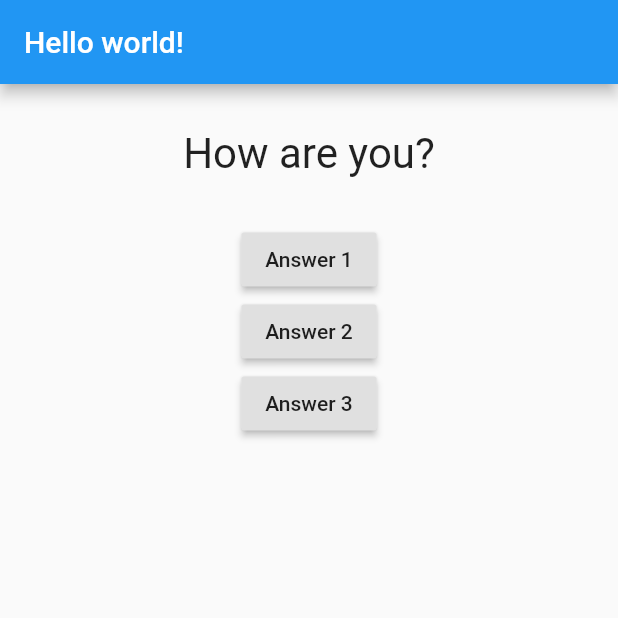
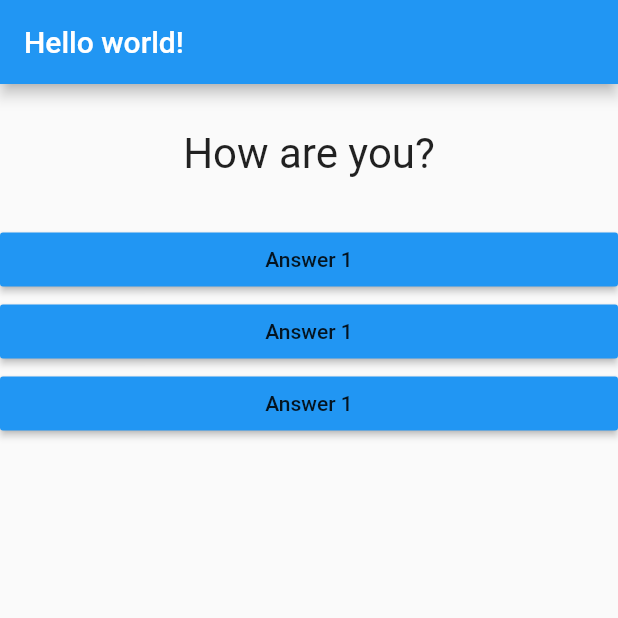
Before and after one commit to Ismail-Ai404/flutter_complete_guide, a Flutter app: the screen it shows after launch, on a phone screen of 412 x 824 dp, the top half of it. Run offline on Flutter 3.47's test engine with Material 2 defaults, Android fonts, the phone set to English and light mode, and no system bars.

Commit message:
Add answer class in main

```diff
--- a/lib/main.dart
+++ b/lib/main.dart
@@ -1,6 +1,7 @@
 import 'package:flutter/material.dart';
 
 import 'question.dart';
+import 'answer.dart';
 
 // !!void main() {
 //   runApp(MyApp());
@@ -38,21 +39,9 @@ class _MyAppState extends State<MyApp> {
         body: Column(
           children: [
             Question(questions[questionIndex]),
-            RaisedButton(
-              child: Text('Answer 1'),
-              onPressed: _answerChosen,
-            ),
-            RaisedButton(
-              child: Text('Answer 2'),
-              onPressed: () => print('Answer 2 chosen'),
-            ),
-            RaisedButton(
-              child: Text('Answer 3'),
-              onPressed: () {
-                //! Multiple commands can be given here
-                print('3');
-              },
-            ),
+            Answer(_answerChosen),
+            Answer(_answerChosen),
+            Answer(_answerChosen),
           ],
         ),
       ),
```
